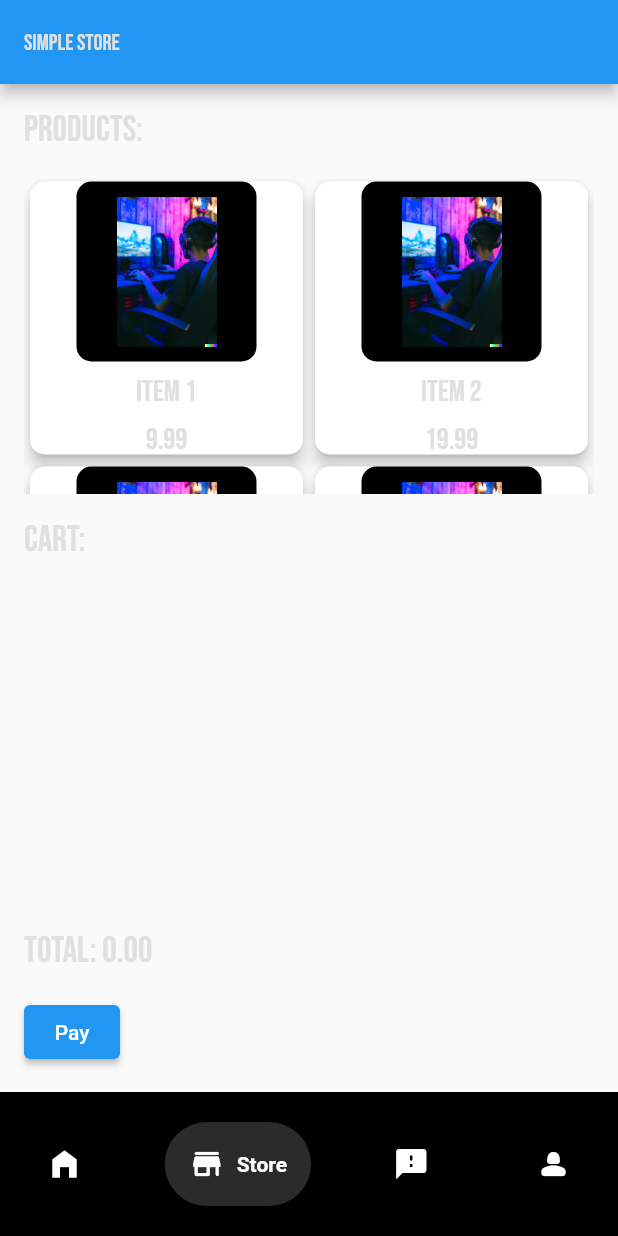
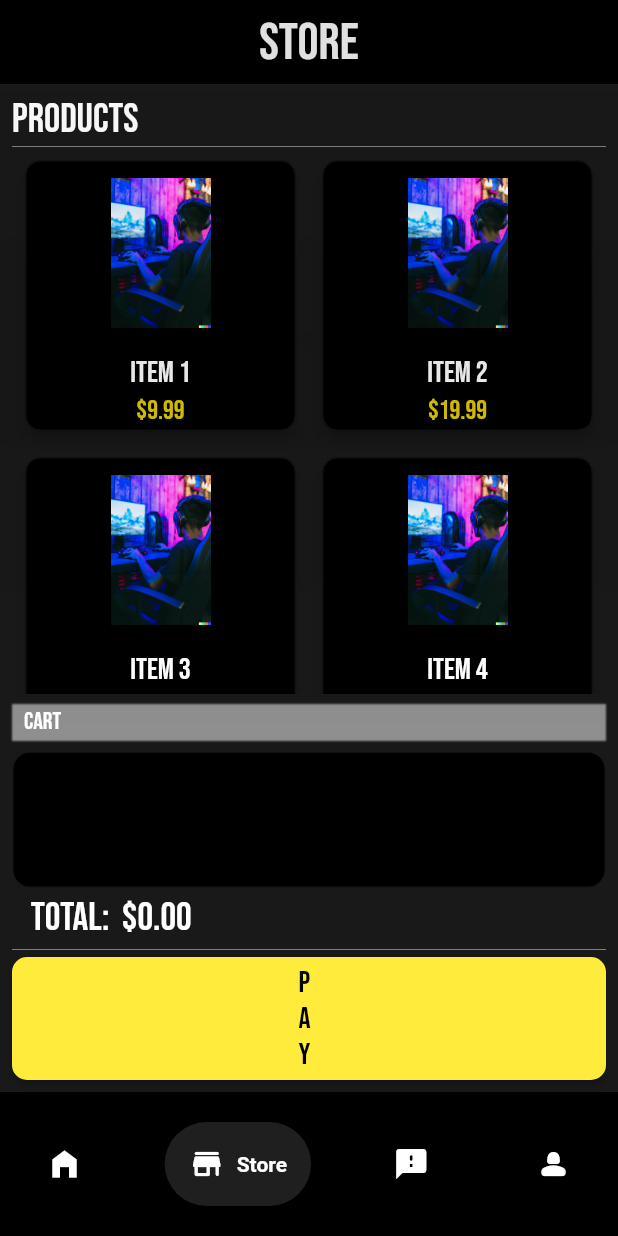
Before and after one commit to Shahbanps/Levelup-Lounge, a Flutter app: the screen it shows after launch, item 2 of the bottom bar chosen, on a phone screen of 412 x 824 dp. Run offline on Flutter 3.47's test engine with Material 2 defaults, Android fonts, the phone set to English and light mode, and no system bars; drawn by our look-alikes of google_nav_bar; our stand-ins replace carousel_slider, google_fonts.

Commit message:
Sore complete

```diff
--- a/lib/feedback.dart
+++ b/lib/feedback.dart
@@ -257,7 +257,7 @@ buildCheckItem(title) {
         children: <Widget>[
           Icon(
             Icons.check_circle,
-            color: Colors.yellow,
+            color: Color.fromARGB(255, 255, 255, 255),
           ),
           SizedBox(
             height: 10,
@@ -266,7 +266,7 @@ buildCheckItem(title) {
             title,
             style: GoogleFonts.bebasNeue(
               fontSize: 15,
-              color: Colors.yellow,
+              color: Color.fromARGB(255, 255, 255, 255),
             ),
           ),
         ],
--- a/lib/main.dart
+++ b/lib/main.dart
@@ -1,6 +1,7 @@
 // ignore_for_file: prefer_const_constructors
 
 import 'package:flutter/material.dart';
+import 'package:google_fonts/google_fonts.dart';
 import 'package:google_nav_bar/google_nav_bar.dart';
 import 'package:levelup/booking_page.dart';
 import 'package:levelup/details_page.dart';
@@ -61,9 +62,9 @@ class _HomePageState extends State<HomePage> {
               });
             },
             backgroundColor: Colors.black,
-            color: Colors.white,
-            activeColor: Colors.white,
-            tabBackgroundColor: Color.fromARGB(255, 43, 43, 43),
+            color: Color.fromARGB(255, 255, 255, 255),
+            activeColor: Color.fromARGB(255, 255, 255, 255),
+            tabBackgroundColor: Color.fromARGB(255, 31, 31, 31),
             padding: EdgeInsets.all(16),
             gap: 8,
             tabs: const [
--- a/lib/store_dashboard.dart
+++ b/lib/store_dashboard.dart
@@ -12,16 +12,7 @@ class MyApp extends StatelessWidget {
       title: 'Store',
       theme: ThemeData(
           primarySwatch: Colors.blue,
-        textTheme: GoogleFonts.bebasNeueTextTheme(
-          Theme.of(context).textTheme,
-        ).copyWith(
-          headline6: GoogleFonts.bebasNeue(
-            textStyle: Theme.of(context).textTheme.headline6,
-            fontSize: 28,
-            color: Colors.yellow,
-          ),
-        ),
-      ),
+          textTheme: GoogleFonts.bebasNeueTextTheme()),
       home: StorePage(),
     );
   }
@@ -124,28 +115,40 @@ class _StorePageState extends State<StorePage> {
   Widget build(BuildContext context) {
     return Scaffold(
       appBar: AppBar(
-        title: Text(
-          'Simple Store',
+        backgroundColor: Colors.black,
+        elevation: 100,
+        title: Center(
+          child: Text(
+            'Store',
             style: GoogleFonts.bebasNeue(
-            fontSize: 15,
+              fontSize: 35,
               color: Color.fromARGB(255, 224, 224, 224),
             ),
           ),
         ),
-      body: Padding(
-        padding: const EdgeInsets.all(16.0),
+      ),
+      body: Container(
+        height: 800,
+        color: Color.fromARGB(255, 25, 25, 25),
+        padding: const EdgeInsets.all(8.0),
         child: Column(
           crossAxisAlignment: CrossAxisAlignment.start,
           children: [
             Text(
-              'Products:',
+              'Products',
               style: GoogleFonts.bebasNeue(
-                fontSize: 24,
-                color: Color.fromARGB(255, 224, 224, 224),
+                fontSize: 27,
+                color: Color.fromARGB(255, 255, 255, 255),
               ),
             ),
-            SizedBox(height: 16),
+            SizedBox(height: 2),
+            Divider(
+              color: Colors.white,
+              height: 0,
+              thickness: 0.3,
+            ),
             Expanded(
+              flex: 4,
               child: GridView.builder(
                 gridDelegate: SliverGridDelegateWithFixedCrossAxisCount(
                   crossAxisCount: 2,
@@ -154,8 +157,16 @@ class _StorePageState extends State<StorePage> {
                 itemCount: _products.length,
                 itemBuilder: (BuildContext context, int index) {
                   Product product = _products[index];
-                  return Card(
+                  return Padding(
+                    padding: const EdgeInsets.all(5.0),
+                    child: Card(
+                      color: Colors.black,
                       shape: RoundedRectangleBorder(
+                        side: BorderSide(
+                          color: Color.fromARGB(
+                              255, 26, 26, 26), // set the border color here
+                          width: 0.5, // set the width of the border
+                        ),
                         borderRadius: BorderRadius.circular(10.0),
                       ),
                       elevation: 4.0,
@@ -186,34 +197,68 @@ class _StorePageState extends State<StorePage> {
                               product.name,
                               style: GoogleFonts.bebasNeue(
                                 fontSize: 20,
-                              color: Color.fromARGB(255, 224, 224, 224),
+                                color: Color.fromARGB(255, 255, 255, 255),
                               ),
                             ),
-                          SizedBox(height: 8),
+                            SizedBox(height: 3),
                             Text(
-                            '${product.price.toStringAsFixed(2)}',
+                              '\$${product.price.toStringAsFixed(2)}',
                               style: GoogleFonts.bebasNeue(
-                              fontSize: 20,
-                              color: Color.fromARGB(255, 224, 224, 224),
+                                fontSize: 18,
+                                color: Color.fromARGB(255, 226, 200, 0),
                               ),
                             ),
                           ],
+                        ),
                       ),
                     ),
                   );
                 },
               ),
             ),
-            SizedBox(height: 16),
-            Text(
-              'Cart:',
+            SizedBox(height: 6),
+            // Text(
+            //   'Cart:',
+            //   style: GoogleFonts.bebasNeue(
+            //     fontSize: 26,
+            //     color: Color.fromARGB(255, 255, 255, 255),
+            //   ),
+            // ),
+            Container(
+              decoration: BoxDecoration(
+                // ignore: prefer_const_literals_to_create_immutables
+                boxShadow: [
+                  BoxShadow(
+                      color: Color.fromARGB(255, 143, 143, 143), //New
+                      blurRadius: 0.2,
+                      offset: Offset(0, 0.2))
+                ],
+              ),
+              child: Row(
+                mainAxisAlignment: MainAxisAlignment.start,
+                children: [
+                  Padding(
+                    padding: const EdgeInsets.fromLTRB(8.0, 3, 8, 3),
+                    child: Text(
+                      "Cart",
                       style: GoogleFonts.bebasNeue(
-                fontSize: 24,
-                color: Color.fromARGB(255, 224, 224, 224),
+                        fontSize: 16,
+                        color: Colors.white,
                       ),
                     ),
-            SizedBox(height: 16),
+                  ),
+                ],
+              ),
+            ),
+            SizedBox(height: 7),
             Expanded(
+              child: Container(
+                // color: Colors.black,
+                decoration: BoxDecoration(
+                  color: Color.fromARGB(255, 0, 0, 0),
+                  border: Border.all(color: Color.fromARGB(255, 22, 22, 22)),
+                  borderRadius: BorderRadius.circular(12),
+                ),
                 child: ListView.builder(
                   itemCount: _cartItems.length,
                   itemBuilder: (BuildContext context, int index) {
@@ -222,30 +267,58 @@ class _StorePageState extends State<StorePage> {
                       title: Text(
                         '${cartItem.product.name} x ${cartItem.quantity}',
                         style: GoogleFonts.bebasNeue(
-                        fontSize: 18,
-                        color: Color.fromARGB(255, 224, 224, 224),
+                          fontSize: 17,
+                          color: Color.fromARGB(255, 255, 255, 255),
                         ),
                       ),
                       trailing: IconButton(
                         icon: Icon(Icons.remove_shopping_cart),
+                        color: Colors.white,
                         onPressed: () => _removeFromCart(cartItem),
                       ),
                     );
                   },
                 ),
               ),
-            SizedBox(height: 16),
+            ),
+            SizedBox(height: 5),
             Text(
-              'Total: ${_calculateTotal().toStringAsFixed(2)}',
+              '   Total:  \$${_calculateTotal().toStringAsFixed(2)}',
               style: GoogleFonts.bebasNeue(
-                fontSize: 24,
-                color: Color.fromARGB(255, 224, 224, 224),
+                fontSize: 26,
+                color: Color.fromARGB(255, 255, 255, 255),
               ),
             ),
-            SizedBox(height: 16),
-            ElevatedButton(
+            SizedBox(height: 5),
+            Divider(
+              color: Colors.white,
+              height: 0,
+              thickness: 0.3,
+            ),
+            SizedBox(height: 5),
+            Center(
+              child: ElevatedButton(
                 onPressed: _pay,
-              child: Text('Pay'),
+                child: Padding(
+                  padding: const EdgeInsets.fromLTRB(175, 5, 175, 5),
+                  child: Text(
+                    'Pay',
+                    style: GoogleFonts.bebasNeue(
+                      fontSize: 20,
+                      color: Color.fromARGB(255, 0, 0, 0),
+                    ),
+                  ),
+                ),
+                style: ButtonStyle(
+                  backgroundColor:
+                      MaterialStateProperty.all<Color>(Colors.yellow),
+                  shape: MaterialStateProperty.all<RoundedRectangleBorder>(
+                    RoundedRectangleBorder(
+                      borderRadius: BorderRadius.circular(10.0),
+                    ),
+                  ),
+                ),
+              ),
             ),
           ],
         ),
```
Also changed, not shown: lib/profile_screen.dart (+0 -8 lines). Lines whose indentation alone changed are shown as unchanged.
